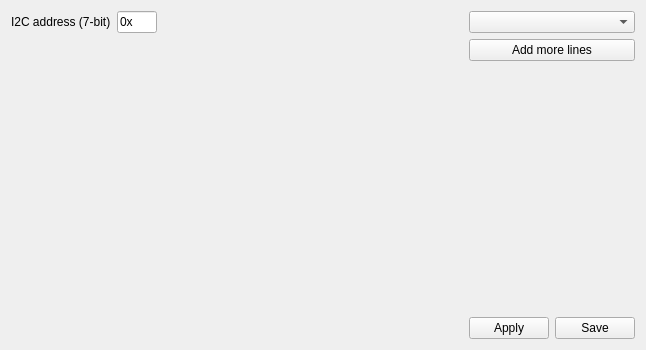
First picture: the form in ground/gcs/src/plugins/i2c_vm/i2c_vm.ui, repository niphit/TauLabs, before the edit.
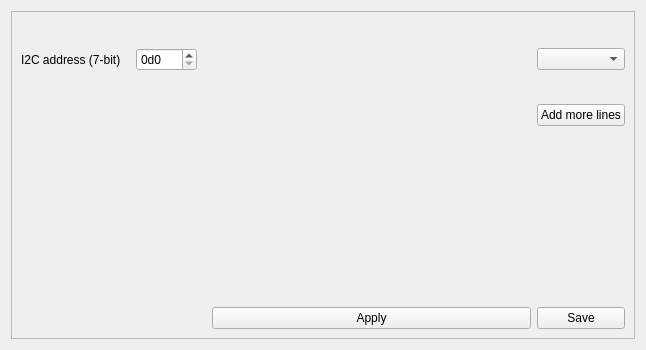
Second picture: the form after the edit. The open tabs and pages were chosen to show the change.

Commit message: Added Hexadecimal spinbox.

The edit to the form file:
```diff
--- a/ground/gcs/src/plugins/i2c_vm/i2c_vm.ui
+++ b/ground/gcs/src/plugins/i2c_vm/i2c_vm.ui
@@ -23,44 +23,36 @@
    <property name="verticalSpacing">
     <number>-1</number>
    </property>
-   <item row="0" column="0" colspan="2">
-    <widget class="QLabel" name="I2CAddressLabel">
-     <property name="text">
-      <string>I2C address (7-bit)</string>
+   <item row="1" column="0" colspan="3">
+    <widget class="QScrollArea" name="scrollArea">
+     <property name="widgetResizable">
+      <bool>true</bool>
      </property>
-    </widget>
-   </item>
-   <item row="0" column="2">
-    <widget class="QLineEdit" name="I2CAddressLineEdit">
-     <property name="maximumSize">
-      <size>
-       <width>40</width>
-       <height>16777215</height>
-      </size>
-     </property>
+     <widget class="QWidget" name="scrollAreaWidgetContents">
+      <property name="geometry">
+       <rect>
+        <x>0</x>
+        <y>0</y>
+        <width>620</width>
+        <height>324</height>
+       </rect>
+      </property>
+      <layout class="QGridLayout" name="gridLayout_2">
+       <item row="5" column="5">
+        <widget class="QPushButton" name="SavePushButton">
      <property name="text">
-      <string>0x</string>
+          <string>Save</string>
      </property>
     </widget>
    </item>
-   <item row="0" column="5" colspan="2">
-    <widget class="QComboBox" name="hexDecComboBox">
-     <property name="toolTip">
-      <string>Select whether all field values are in hexadecimal or decimal.</string>
-     </property>
-    </widget>
-   </item>
-   <item row="1" column="0" colspan="7">
-    <layout class="QVBoxLayout" name="vmInstructionLayout"/>
-   </item>
-   <item row="2" column="5" colspan="2">
-    <widget class="QPushButton" name="AdditionalLinesPushButton">
+       <item row="5" column="4">
+        <widget class="QPushButton" name="ApplyPushButton">
      <property name="text">
-      <string>Add more lines</string>
+          <string>Apply</string>
      </property>
     </widget>
    </item>
-   <item row="3" column="5">
+       <item row="4" column="5">
     <spacer name="verticalSpacer">
      <property name="orientation">
       <enum>Qt::Vertical</enum>
@@ -73,17 +65,10 @@
      </property>
     </spacer>
    </item>
-   <item row="4" column="5">
-    <widget class="QPushButton" name="ApplyPushButton">
-     <property name="text">
-      <string>Apply</string>
-     </property>
-    </widget>
-   </item>
-   <item row="4" column="6">
-    <widget class="QPushButton" name="SavePushButton">
-     <property name="text">
-      <string>Save</string>
+       <item row="0" column="5">
+        <widget class="QComboBox" name="hexDecComboBox">
+         <property name="toolTip">
+          <string>Select whether all field values are in hexadecimal or decimal.</string>
      </property>
     </widget>
    </item>
@@ -94,11 +79,62 @@
      </property>
      <property name="sizeHint" stdset="0">
       <size>
-       <width>40</width>
+           <width>300</width>
        <height>20</height>
       </size>
      </property>
     </spacer>
+       </item>
+       <item row="0" column="1">
+        <widget class="QLabel" name="i2cAddressLabel">
+         <property name="text">
+          <string>I2C address (7-bit)</string>
+         </property>
+        </widget>
+       </item>
+       <item row="2" column="5">
+        <widget class="QPushButton" name="AdditionalLinesPushButton">
+         <property name="text">
+          <string>Add more lines</string>
+         </property>
+        </widget>
+       </item>
+       <item row="1" column="4">
+        <layout class="QVBoxLayout" name="vmInstructionLayout"/>
+       </item>
+       <item row="0" column="2" colspan="2">
+        <widget class="QStackedWidget" name="i2cAddressStackedWidget">
+         <property name="minimumSize">
+          <size>
+           <width>0</width>
+           <height>0</height>
+          </size>
+         </property>
+         <property name="currentIndex">
+          <number>1</number>
+         </property>
+         <widget class="QWidget" name="decimalPage">
+          <layout class="QHBoxLayout" name="horizontalLayout">
+           <item>
+            <widget class="QSpinBox" name="i2cDecimalAddressSpinBox">
+             <property name="prefix">
+              <string>0d</string>
+             </property>
+             <property name="maximum">
+              <number>127</number>
+             </property>
+            </widget>
+           </item>
+          </layout>
+         </widget>
+         <widget class="QWidget" name="hexPage">
+          <layout class="QHBoxLayout" name="horizontalLayout_2"/>
+         </widget>
+        </widget>
+       </item>
+      </layout>
+     </widget>
+    </widget>
    </item>
   </layout>
  </widget>
```
Lines whose indentation alone changed are shown as unchanged. The commit also changes 2 other files.
